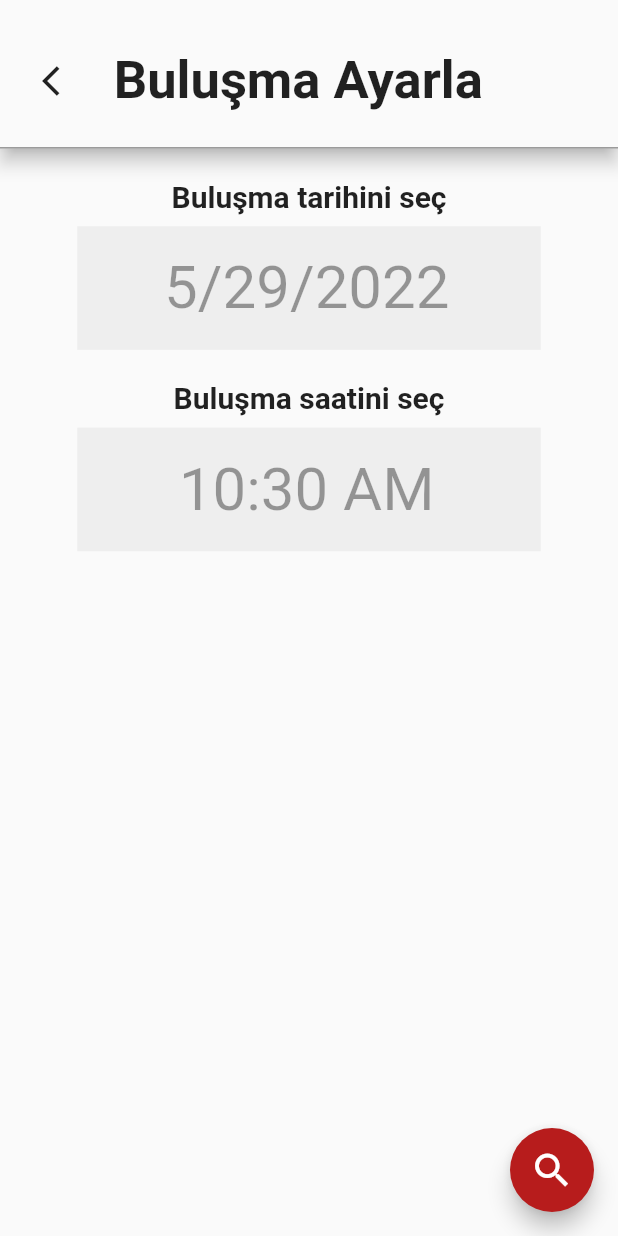
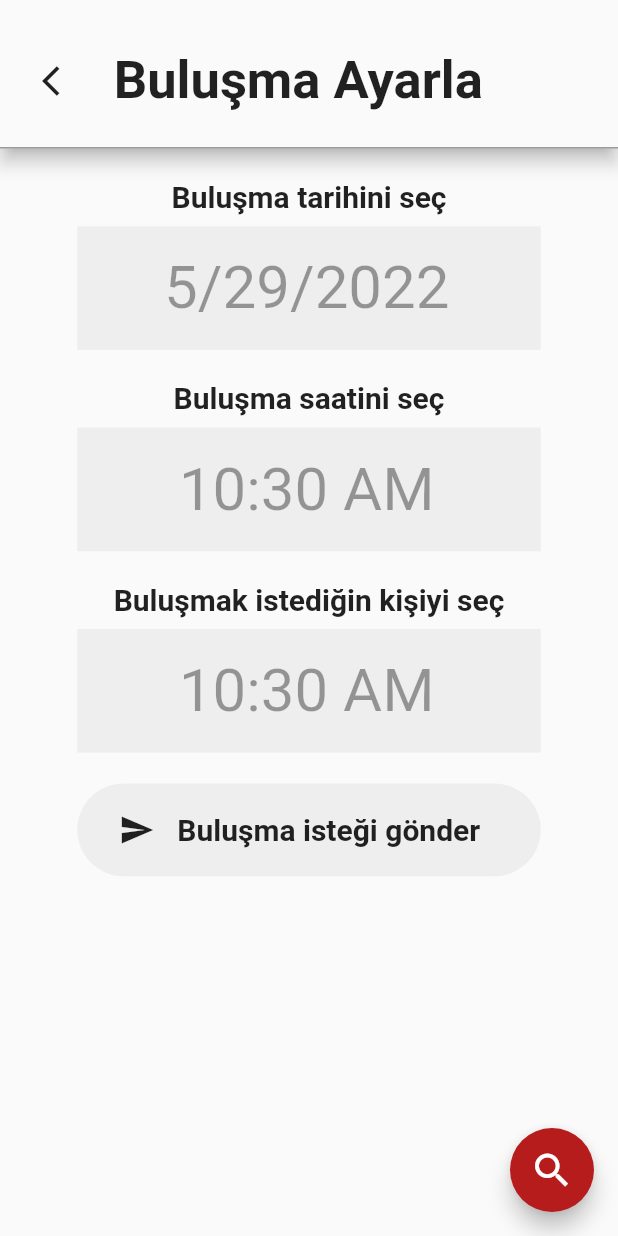
Before and after one commit to emreozturk7/chat_app, a Flutter app: the DateView screen opened by its route, on a phone screen of 412 x 824 dp. Run offline on Flutter 3.47's test engine with Material 2 defaults, Android fonts, the phone set to English and light mode, and no system bars; our stand-ins replace cloud_firestore, date_format, emoji_picker_flutter, firebase_auth, firebase_core, get and 5 more; accounts and stored records are empty.

Commit message:
Buluşma ekranına arkadaş ekleme modülü eklendi.

```diff
--- a/lib/main.dart
+++ b/lib/main.dart
@@ -20,7 +20,7 @@ class Main extends StatelessWidget {
   Widget build(BuildContext context) {
     return FutureBuilder(
       future: Future.delayed(
-        Duration(seconds: 0),
+        Duration(seconds: 3),
       ),
       builder: (context, snapshot) {
         if (snapshot.connectionState == ConnectionState.done) {
@@ -29,7 +29,7 @@ class Main extends StatelessWidget {
               debugShowCheckedModeBanner: false,
               title: 'Arkadaş Takip',
               initialRoute:
-                  authCtrl.isAuth.isTrue ? Routes.DATE_VIEW : Routes.LOGIN_VIEW,
+                  authCtrl.isAuth.isTrue ? Routes.HOME_VIEW : Routes.LOGIN_VIEW,
               getPages: AppPages.routes,
             ),
           );
--- a/lib/modules/date/date_view.dart
+++ b/lib/modules/date/date_view.dart
@@ -37,10 +37,12 @@ class _DateViewState extends State<DateView> {
         firstDate: DateTime(2015),
         lastDate: DateTime(2101));
     if (picked != null) {
-      setState(() {
+      setState(
+        () {
           selectedDate = picked;
           _dateController.text = DateFormat.yMd().format(selectedDate);
-      });
+        },
+      );
     }
   }
 
@@ -50,7 +52,8 @@ class _DateViewState extends State<DateView> {
       initialTime: selectedTime,
     );
     if (picked != null) {
-      setState(() {
+      setState(
+        () {
           selectedTime = picked;
           _hour = selectedTime.hour.toString();
           _minute = selectedTime.minute.toString();
@@ -59,9 +62,12 @@ class _DateViewState extends State<DateView> {
           _timeController.text = formatDate(
               DateTime(2019, 08, 1, selectedTime.hour, selectedTime.minute),
               [hh, ':', nn, " ", am]).toString();
-      });
+        },
+      );
     }
   }
+
+  Future<void> _selectFriend(BuildContext context) async {}
 
   @override
   void initState() {
@@ -176,7 +182,7 @@ class _DateViewState extends State<DateView> {
             ),
             SizedBox(height: context.dynamicHeight(0.025)),
             Column(
-              children: <Widget>[
+              children: [
                 Text(
                   'Buluşma saatini seç',
                   style: TextStyle(
@@ -213,6 +219,78 @@ class _DateViewState extends State<DateView> {
                 ),
               ],
             ),
+            SizedBox(height: context.dynamicHeight(0.025)),
+            Column(
+              children: [
+                Text(
+                  'Buluşmak istediğin kişiyi seç',
+                  style: TextStyle(
+                    fontSize: 20,
+                    fontWeight: FontWeight.w600,
+                  ),
+                ),
+                SizedBox(height: context.dynamicHeight(0.01)),
+                InkWell(
+                  onTap: () {
+                    Get.to(Routes.CONTACTS_VIEW);
+                  },
+                  child: Container(
+                    width: context.dynamicWidth(0.75),
+                    height: context.dynamicHeight(0.1),
+                    alignment: Alignment.center,
+                    decoration: BoxDecoration(color: Colors.grey[200]),
+                    child: TextFormField(
+                      style: TextStyle(fontSize: 40),
+                      textAlign: TextAlign.center,
+                      onSaved: (val) {
+                        _setTime = val;
+                      },
+                      enabled: false,
+                      keyboardType: TextInputType.text,
+                      controller: _timeController,
+                      decoration: InputDecoration(
+                        disabledBorder: UnderlineInputBorder(
+                          borderSide: BorderSide.none,
+                        ),
+                      ),
+                    ),
+                  ),
+                ),
+              ],
+            ),
+            SizedBox(height: context.dynamicHeight(0.025)),
+            InkWell(
+              child: Container(
+                width: context.dynamicWidth(0.75),
+                height: context.dynamicHeight(0.075),
+                padding: context.paddingLow,
+                decoration: BoxDecoration(
+                  color: Colors.grey[200],
+                  borderRadius: BorderRadius.circular(context.mediumValue),
+                ),
+                child: Row(
+                  children: [
+                    Spacer(),
+                    Expanded(
+                      flex: 1,
+                      child: Icon(Icons.send),
+                    ),
+                    Spacer(),
+                    Expanded(
+                      flex: 12,
+                      child: Text(
+                        'Buluşma isteği gönder',
+                        style: TextStyle(
+                          fontSize: 20,
+                          fontWeight: FontWeight.bold,
+                        ),
+                      ),
+                    ),
+                  ],
+                ),
+              ),
+              onTap: () {},
+            ),
           ],
         ),
       ),
```
Also changed, not shown: lib/modules/date/date_controller.dart (+63 -1 lines). Lines whose indentation alone changed are shown as unchanged.
